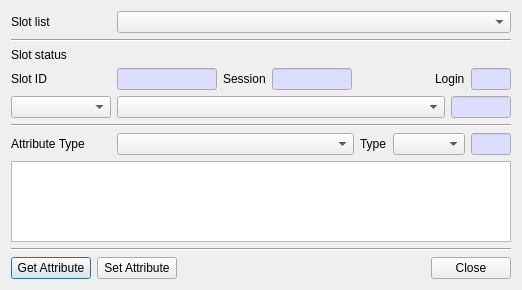
Above: CryptokiMan/edit_attribute_dlg.ui from jykim74/CryptokiMan before the change. Below: the same form after it.
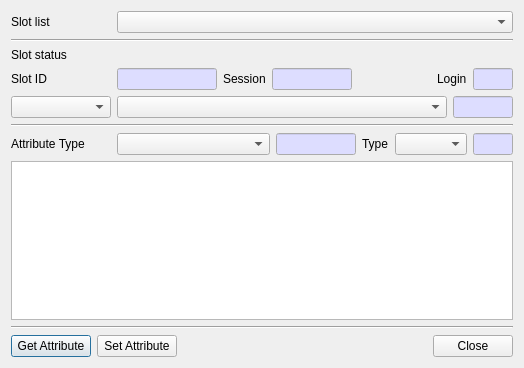
That is the form after the change.

Commit message: Type 정보 표시 지원

```diff
--- a/CryptokiMan/edit_attribute_dlg.ui
+++ b/CryptokiMan/edit_attribute_dlg.ui
@@ -6,8 +6,8 @@
    <rect>
     <x>0</x>
     <y>0</y>
-    <width>518</width>
-    <height>290</height>
+    <width>524</width>
+    <height>368</height>
    </rect>
   </property>
   <property name="windowTitle">
@@ -362,73 +362,26 @@
      <property name="topMargin">
       <number>0</number>
      </property>
-     <item row="0" column="0">
-      <widget class="QLabel" name="label_5">
-       <property name="minimumSize">
-        <size>
-         <width>100</width>
-         <height>0</height>
-        </size>
-       </property>
-       <property name="text">
-        <string>Attribute Type</string>
-       </property>
-      </widget>
+     <item row="0" column="4">
+      <widget class="QComboBox" name="mValueTypeCombo"/>
      </item>
-     <item row="0" column="2">
+     <item row="0" column="3">
       <widget class="QLabel" name="label_4">
        <property name="text">
         <string>Type</string>
        </property>
       </widget>
      </item>
-     <item row="0" column="4">
-      <widget class="QLineEdit" name="mValueLenText">
-       <property name="maximumSize">
+     <item row="0" column="0">
+      <widget class="QLabel" name="label_5">
+       <property name="minimumSize">
         <size>
-         <width>40</width>
-         <height>16777215</height>
+         <width>100</width>
+         <height>0</height>
         </size>
        </property>
-       <property name="palette">
-        <palette>
-         <active>
-          <colorrole role="Base">
-           <brush brushstyle="SolidPattern">
-            <color alpha="255">
-             <red>221</red>
-             <green>221</green>
-             <blue>255</blue>
-            </color>
-           </brush>
-          </colorrole>
-         </active>
-         <inactive>
-          <colorrole role="Base">
-           <brush brushstyle="SolidPattern">
-            <color alpha="255">
-             <red>221</red>
-             <green>221</green>
-             <blue>255</blue>
-            </color>
-           </brush>
-          </colorrole>
-         </inactive>
-         <disabled>
-          <colorrole role="Base">
-           <brush brushstyle="SolidPattern">
-            <color alpha="255">
-             <red>240</red>
-             <green>240</green>
-             <blue>240</blue>
-            </color>
-           </brush>
-          </colorrole>
-         </disabled>
-        </palette>
-       </property>
-       <property name="readOnly">
-        <bool>true</bool>
+       <property name="text">
+        <string>Attribute Type</string>
        </property>
       </widget>
      </item>
@@ -442,8 +395,101 @@
        </property>
       </widget>
      </item>
-     <item row="0" column="3">
-      <widget class="QComboBox" name="mValueTypeCombo"/>
+     <item row="0" column="5">
+      <widget class="QLineEdit" name="mValueLenText">
+       <property name="maximumSize">
+        <size>
+         <width>40</width>
+         <height>16777215</height>
+        </size>
+       </property>
+       <property name="palette">
+        <palette>
+         <active>
+          <colorrole role="Base">
+           <brush brushstyle="SolidPattern">
+            <color alpha="255">
+             <red>221</red>
+             <green>221</green>
+             <blue>255</blue>
+            </color>
+           </brush>
+          </colorrole>
+         </active>
+         <inactive>
+          <colorrole role="Base">
+           <brush brushstyle="SolidPattern">
+            <color alpha="255">
+             <red>221</red>
+             <green>221</green>
+             <blue>255</blue>
+            </color>
+           </brush>
+          </colorrole>
+         </inactive>
+         <disabled>
+          <colorrole role="Base">
+           <brush brushstyle="SolidPattern">
+            <color alpha="255">
+             <red>240</red>
+             <green>240</green>
+             <blue>240</blue>
+            </color>
+           </brush>
+          </colorrole>
+         </disabled>
+        </palette>
+       </property>
+       <property name="readOnly">
+        <bool>true</bool>
+       </property>
+      </widget>
+     </item>
+     <item row="0" column="2">
+      <widget class="QLineEdit" name="mAttributeText">
+       <property name="minimumSize">
+        <size>
+         <width>80</width>
+         <height>0</height>
+        </size>
+       </property>
+       <property name="maximumSize">
+        <size>
+         <width>80</width>
+         <height>16777215</height>
+        </size>
+       </property>
+       <property name="palette">
+        <palette>
+         <active>
+          <colorrole role="Base">
+           <brush brushstyle="SolidPattern">
+            <color alpha="255">
+             <red>221</red>
+             <green>221</green>
+             <blue>255</blue>
+            </color>
+           </brush>
+          </colorrole>
+         </active>
+         <inactive>
+          <colorrole role="Base">
+           <brush brushstyle="SolidPattern">
+            <color alpha="255">
+             <red>221</red>
+             <green>221</green>
+             <blue>255</blue>
+            </color>
+           </brush>
+          </colorrole>
+         </inactive>
+         <disabled/>
+        </palette>
+       </property>
+       <property name="readOnly">
+        <bool>true</bool>
+       </property>
+      </widget>
      </item>
     </layout>
    </item>
```
The commit also changes 35 other files.
